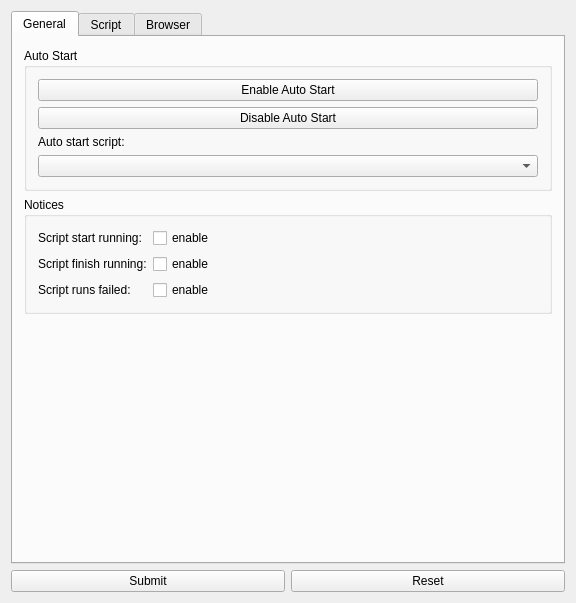
Qt form Concentrating/SettingPage.ui (junity233/Concentrating) before a commit.
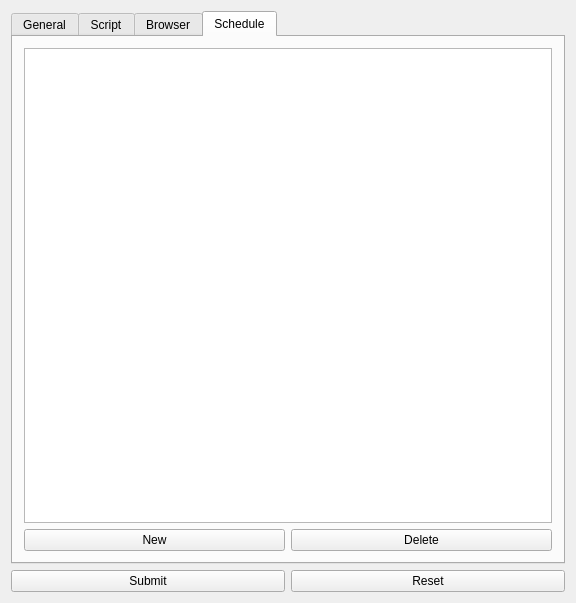
The same form after that commit. The open tabs and pages were chosen to show the change. Custom widgets are drawn as their Qt base class.

Commit message: 增加时间表功能，优化ScriptSetting部分的显示（可以编辑Map和List内的内容了）

The edit to the form file:
```diff
--- a/Concentrating/SettingPage.ui
+++ b/Concentrating/SettingPage.ui
@@ -198,6 +198,38 @@
        </item>
       </layout>
      </widget>
+     <widget class="QWidget" name="schedule">
+      <attribute name="title">
+       <string>Schedule</string>
+      </attribute>
+      <layout class="QVBoxLayout" name="verticalLayout_7">
+       <item>
+        <widget class="QTableView" name="scheduleView">
+         <attribute name="horizontalHeaderStretchLastSection">
+          <bool>true</bool>
+         </attribute>
+        </widget>
+       </item>
+       <item>
+        <layout class="QHBoxLayout" name="horizontalLayout_2">
+         <item>
+          <widget class="QPushButton" name="newTask">
+           <property name="text">
+            <string>New</string>
+           </property>
+          </widget>
+         </item>
+         <item>
+          <widget class="QPushButton" name="deleteTask">
+           <property name="text">
+            <string>Delete</string>
+           </property>
+          </widget>
+         </item>
+        </layout>
+       </item>
+      </layout>
+     </widget>
     </widget>
    </item>
    <item>
@@ -221,6 +253,13 @@
   </layout>
  </widget>
  <layoutdefault spacing="6" margin="11"/>
+ <customwidgets>
+  <customwidget>
+   <class>ScriptComboBox</class>
+   <extends>QComboBox</extends>
+   <header>ScriptComboBox.h</header>
+  </customwidget>
+ </customwidgets>
  <resources/>
  <connections>
   <connection>
```
Left out of the diff: 11 changed lines with no effect on the pictures. The commit also changes 18 other files.
